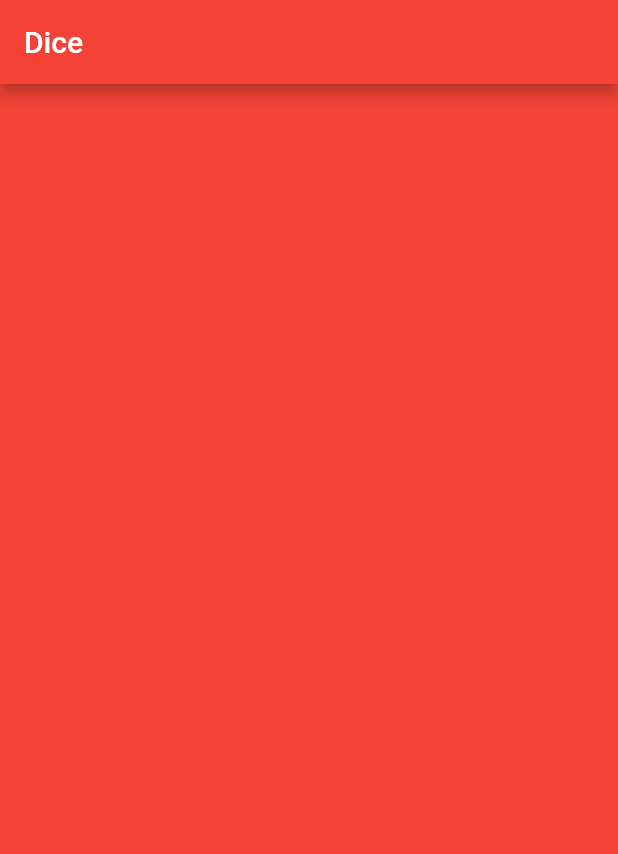
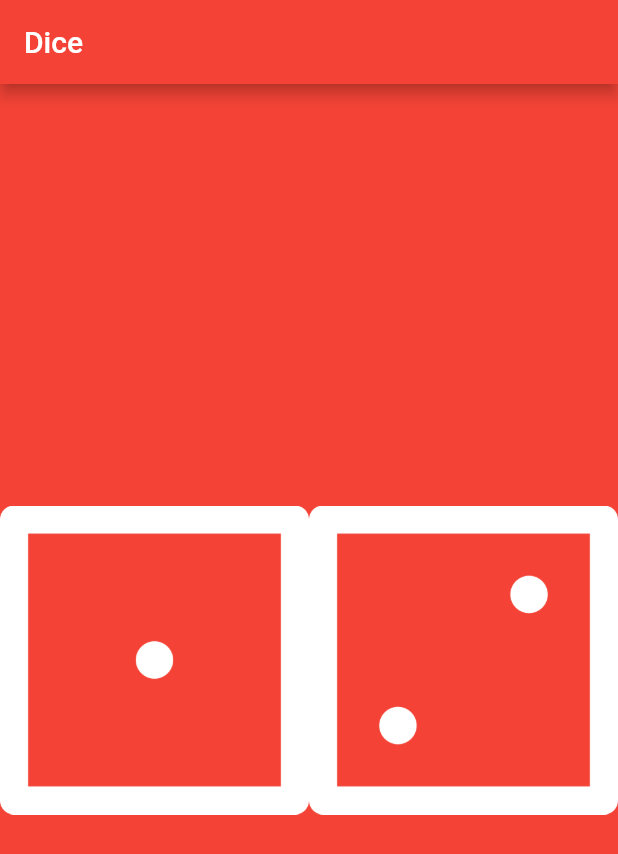
Before and after one commit to AlexDuthie/dice-roller-app, a Flutter app: the screen it shows after launch, on a phone screen of 412 x 824 dp. Shown: the top 854 px of the screen. Run offline on Flutter 3.47's test engine with Material 2 defaults, Android fonts, the phone set to English and light mode, and no system bars.

```diff
--- a/lib/main.dart
+++ b/lib/main.dart
@@ -18,6 +18,17 @@ void main() {
 class DicePage extends StatelessWidget {
   @override
   Widget build(BuildContext context) {
-    return Container();
+    return Center(
+      child: Row(
+        children: [
+          Expanded(
+            child: Image.asset('images/dice1.png'),
+          ),
+          Expanded(
+            child: Image.asset('images/dice2.png'),
+          ),
+        ],
+      ),
+    );
   }
 }
```
